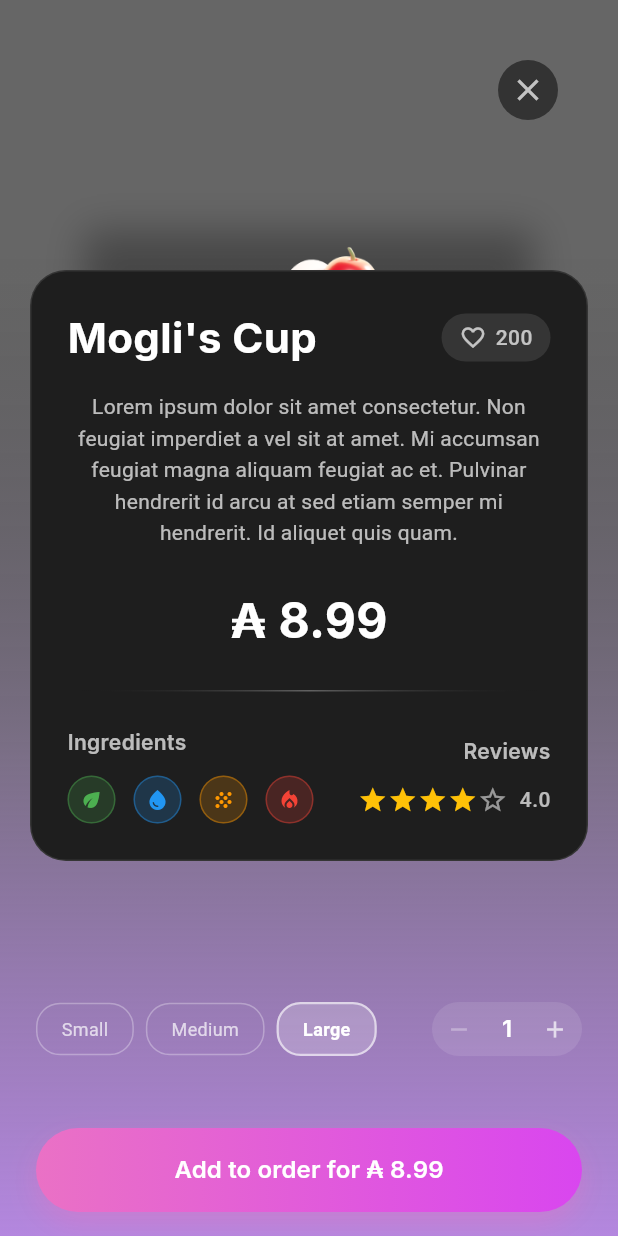
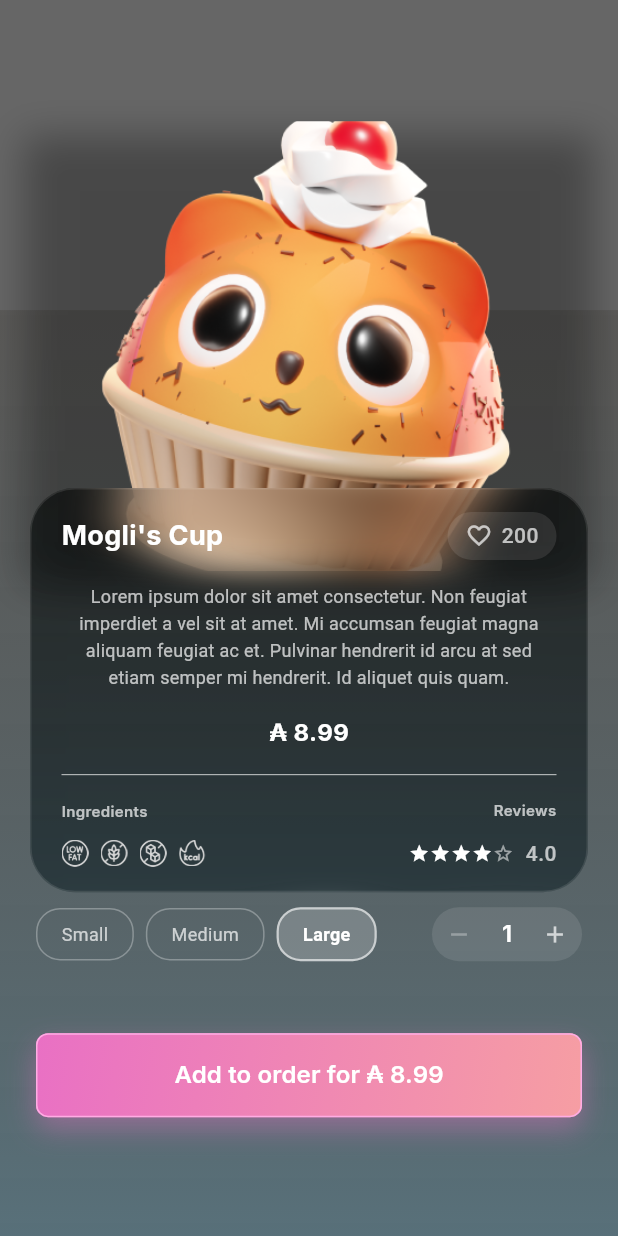
Before and after one commit to Ecky819/jp_app_final, a Flutter app: the HomeScreen screen opened by its route, after a tap on "Mogli’s Cup", on a phone screen of 412 x 824 dp. Run offline on Flutter 3.47's test engine with Material 3 defaults, Android fonts, the light colour scheme and no system bars; our stand-ins replace google_fonts, gradient_borders; missing offline and left inert: flutter_inset_box_shadow_update.

Commit message:
Diverse Änderungen

```diff
--- a/lib/features/screens/home_screen.dart
+++ b/lib/features/screens/home_screen.dart
@@ -3,7 +3,7 @@ import 'package:flutter/material.dart' hide BoxDecoration, BoxShadow;
 import 'package:flutter_inset_box_shadow_update/flutter_inset_box_shadow_update.dart';
 import 'package:gradient_borders/gradient_borders.dart';
 import 'package:google_fonts/google_fonts.dart';
-import '../widgets/snack_overlay.dart';
+import 'snack_overlay.dart';
 
 class HomeScreen extends StatelessWidget {
   const HomeScreen({super.key});
@@ -217,7 +217,7 @@ class HomeScreen extends StatelessWidget {
                             ),
                             _buildCategoryChip('Salty', true),
                             _buildCategoryChip('Sweet', false),
-                            _buildCategoryChip('Fruity', false),
+                            _buildCategoryChip('Drinks', false),
                           ],
                         ),
                       ),
--- a/lib/features/widgets/snack_overlay.dart
+++ b/lib/features/screens/snack_overlay.dart
@@ -1,4 +1,7 @@
-import 'package:flutter/material.dart';
+import 'dart:ui';
+import 'package:flutter/material.dart' hide BoxDecoration, BoxShadow;
+import 'package:flutter_inset_box_shadow_update/flutter_inset_box_shadow_update.dart';
+import 'package:gradient_borders/gradient_borders.dart';
 import 'package:google_fonts/google_fonts.dart';
 
 class SnackOverlay extends StatefulWidget {
@@ -11,9 +14,9 @@ class SnackOverlay extends StatefulWidget {
 }
 
 class _SnackOverlayState extends State<SnackOverlay>
-    with SingleTickerProviderStateMixin {
+    with TickerProviderStateMixin {
   late AnimationController _animationController;
-  late Animation<double> _slideAnimation;
+  late Animation<Offset> _slideAnimation;
   int quantity = 1;
   String selectedSize = "Large";
 
@@ -24,11 +27,17 @@ class _SnackOverlayState extends State<SnackOverlay>
       duration: const Duration(milliseconds: 300),
       vsync: this,
     );
-    _slideAnimation = Tween<double>(begin: 1.0, end: 0.0).animate(
-      CurvedAnimation(parent: _animationController, curve: Curves.easeOutCubic),
+    _slideAnimation =
+        Tween<Offset>(begin: const Offset(0.0, 1.0), end: Offset.zero).animate(
+          CurvedAnimation(parent: _animationController, curve: Curves.easeOut),
         );
 
-    _animationController.forward();
+    //_animationController.forward();
+  }
+
+  void startTransition() async {
+    await _animationController.forward();
+    _animationController.reset();
   }
 
   @override
@@ -55,8 +64,8 @@ class _SnackOverlayState extends State<SnackOverlay>
             onTap: _closeOverlay,
             child: Container(
               color: Colors.black.withValues(alpha: 0.6),
-              width: size.width,
-              height: size.height,
+              //width: size.width,
+              //height: size.height,
             ),
           ),
           // Animated overlay container
@@ -64,7 +73,7 @@ class _SnackOverlayState extends State<SnackOverlay>
             animation: _slideAnimation,
             builder: (context, child) {
               return Transform.translate(
-                offset: Offset(0, _slideAnimation.value * size.height * 0.5),
+                offset: Offset(0.0, 0.75),
                 child: Stack(
                   children: [
                     // Gradient background (80% of screen height)
@@ -73,15 +82,14 @@ class _SnackOverlayState extends State<SnackOverlay>
                       left: 0,
                       right: 0,
                       child: Container(
-                        height: size.height * 0.8,
+                        height: size.height * 0.75,
                         decoration: BoxDecoration(
                           gradient: LinearGradient(
                             begin: Alignment.topCenter,
                             end: Alignment.bottomCenter,
                             colors: [
-                              Colors.transparent,
-                              const Color(0xFFC78FFD).withValues(alpha: 0.2),
-                              const Color(0xFFC78FFD).withValues(alpha: 0.8),
+                              const Color(0xFF2F2B22).withValues(alpha: 0.2),
+                              const Color(0xFF437F97).withValues(alpha: 0.4),
                             ],
                           ),
                         ),
@@ -89,7 +97,7 @@ class _SnackOverlayState extends State<SnackOverlay>
                     ),
                     // Cupcake and selection options (layer 2)
                     Positioned(
-                      bottom: 0,
+                      bottom: 80,
                       left: 0,
                       right: 0,
                       child: Column(
@@ -100,7 +108,7 @@ class _SnackOverlayState extends State<SnackOverlay>
                             padding: const EdgeInsets.only(bottom: 200),
                             child: Center(
                               child: Container(
-                                width: 300,
+                                width: 380,
                                 height: 300,
                                 decoration: BoxDecoration(
                                   boxShadow: [
@@ -114,7 +122,6 @@ class _SnackOverlayState extends State<SnackOverlay>
                                   ],
                                 ),
                                 child: ClipRRect(
-                                  borderRadius: BorderRadius.circular(150),
                                   child: Image.asset(
                                     'assets/images/cupcake_cat.png',
                                     fit: BoxFit.cover,
@@ -258,12 +265,24 @@ class _SnackOverlayState extends State<SnackOverlay>
                               height: 56,
                               decoration: BoxDecoration(
                                 gradient: const LinearGradient(
+                                  begin: Alignment.topLeft,
+                                  end: Alignment.bottomRight,
                                   colors: [
-                                    Color(0xFFEA71C5),
-                                    Color(0xFFD946EF),
+                                    Color(0xFFE970C4),
+                                    Color(0xFFF69EA3),
                                   ],
                                 ),
-                                borderRadius: BorderRadius.circular(28),
+                                border: const GradientBoxBorder(
+                                  gradient: LinearGradient(
+                                    colors: [
+                                      Color(0x80EA71C5),
+                                      Color(0xFFFFACE4),
+                                    ],
+                                    begin: Alignment.center,
+                                    end: Alignment.center,
+                                  ),
+                                ),
+                                borderRadius: BorderRadius.circular(8),
                                 boxShadow: [
                                   BoxShadow(
                                     color: const Color(
@@ -297,24 +316,32 @@ class _SnackOverlayState extends State<SnackOverlay>
                               ),
                             ),
                           ),
-                          SizedBox(
-                            height: MediaQuery.of(context).padding.bottom + 16,
-                          ),
+                          // SizedBox(
+                          //   height: MediaQuery.of(context).padding.bottom + 16,
+                          // ),
                         ],
                       ),
                     ),
                     // Main content card (layer 3)
                     Positioned(
-                      bottom: 250, // Adjust this value to set the overlap
+                      bottom: 230, // Adjust this value to set the overlap
                       left: 20,
                       right: 20,
+                      child: ClipRRect(
+                        borderRadius: BorderRadius.circular(30),
+                        child: BackdropFilter(
+                          filter: ImageFilter.blur(sigmaX: 20, sigmaY: 10),
                           child: Container(
-                        padding: const EdgeInsets.all(24),
+                            padding: const EdgeInsets.symmetric(
+                              horizontal: 20,
+                              vertical: 15,
+                            ),
                             decoration: BoxDecoration(
-                          color: const Color(0xFF1E1E1E),
-                          borderRadius: BorderRadius.circular(24),
+                              color: Colors.transparent,
+                              borderRadius: BorderRadius.circular(30),
                               border: Border.all(
-                            color: Colors.white.withValues(alpha: 0.1),
+                                // 10% Weiß = 0x1AFFFFFF
+                                color: const Color(0x1AFFFFFF),
                                 width: 1,
                               ),
                             ),
@@ -323,12 +350,14 @@ class _SnackOverlayState extends State<SnackOverlay>
                               children: [
                                 // Header with title and likes
                                 Row(
-                              mainAxisAlignment: MainAxisAlignment.spaceBetween,
+                                  mainAxisAlignment:
+                                      MainAxisAlignment.spaceBetween,
                                   children: [
                                     Text(
                                       "Mogli's Cup",
+                                      textAlign: TextAlign.center,
                                       style: GoogleFonts.inter(
-                                    fontSize: 28,
+                                        fontSize: 18,
                                         fontWeight: FontWeight.w700,
                                         color: Colors.white,
                                       ),
@@ -339,7 +368,9 @@ class _SnackOverlayState extends State<SnackOverlay>
                                         vertical: 6,
                                       ),
                                       decoration: BoxDecoration(
-                                    color: Colors.white.withOpacity(0.1),
+                                        color: Colors.white.withValues(
+                                          alpha: 0.1,
+                                        ),
                                         borderRadius: BorderRadius.circular(20),
                                       ),
                                       child: Row(
@@ -369,70 +400,90 @@ class _SnackOverlayState extends State<SnackOverlay>
                                   "Lorem ipsum dolor sit amet consectetur. Non feugiat imperdiet a vel sit at amet. Mi accumsan feugiat magna aliquam feugiat ac et. Pulvinar hendrerit id arcu at sed etiam semper mi hendrerit. Id aliquet quis quam.",
                                   style: GoogleFonts.roboto(
                                     color: Colors.white70,
-                                fontSize: 14,
+                                    fontSize: 12,
                                     height: 1.5,
                                     letterSpacing: 0.2,
                                   ),
                                   textAlign: TextAlign.center,
                                 ),
-                            const SizedBox(height: 24),
+                                const SizedBox(height: 16),
                                 // Price
                                 Text(
                                   "₳ 8.99",
                                   style: GoogleFonts.inter(
-                                fontSize: 32,
+                                    fontSize: 16,
                                     fontWeight: FontWeight.w700,
                                     color: Colors.white,
                                   ),
                                 ),
-                            const SizedBox(height: 24),
+                                const SizedBox(height: 16),
                                 Container(
-                              height: 1,
+                                  height: 0.5,
                                   decoration: BoxDecoration(
-                                gradient: LinearGradient(
+                                    gradient: const LinearGradient(
+                                      begin: Alignment.topLeft,
+                                      end: Alignment.bottomRight,
                                       colors: [
-                                    Colors.transparent,
-                                    Colors.white.withValues(alpha: 0.3),
-                                    Colors.transparent,
+                                        Color(0xFFFFFFFF),
+                                        Color(0xFFFFFFFF),
                                       ],
                                     ),
                                   ),
                                 ),
-                            const SizedBox(height: 24),
+                                const SizedBox(height: 16),
                                 // Ingredients and Reviews
                                 Row(
-                              mainAxisAlignment: MainAxisAlignment.spaceBetween,
+                                  mainAxisAlignment:
+                                      MainAxisAlignment.spaceBetween,
                                   children: [
                                     // Ingredients
                                     Column(
-                                  crossAxisAlignment: CrossAxisAlignment.start,
+                                      crossAxisAlignment:
+                                          CrossAxisAlignment.start,
                                       children: [
                                         Text(
                                           "Ingredients",
                                           style: GoogleFonts.inter(
-                                        fontSize: 14,
+                                            fontSize: 10,
                                             fontWeight: FontWeight.w600,
                                             color: Colors.white70,
                                           ),
                                         ),
                                         const SizedBox(height: 12),
                                         Row(
+                                          mainAxisAlignment:
+                                              MainAxisAlignment.spaceBetween,
                                           children: [
-                                        _buildIngredientIcon(
-                                          Icons.eco,
-                                          Colors.green,
+                                            SizedBox(
+                                              width: 18,
+                                              height: 18,
+                                              child: Image.asset(
+                                                'assets/icons/low_fat.png',
                                               ),
-                                        _buildIngredientIcon(
-                                          Icons.water_drop,
-                                          Colors.blue,
                                             ),
-                                        _buildIngredientIcon(
-                                          Icons.grain,
-                                          Colors.orange,
+                                            const SizedBox(width: 8),
+                                            SizedBox(
+                                              width: 18,
+                                              height: 18,
+                                              child: Image.asset(
+                                                'assets/icons/no_gluten.png',
                                               ),
-                                        _buildIngredientIcon(
-                                          Icons.local_fire_department,
-                                          Colors.red,
+                                            ),
+                                            const SizedBox(width: 8),
+                                            SizedBox(
+                                              width: 18,
+                                              height: 18,
+                                              child: Image.asset(
+                                                'assets/icons/no_sugar.png',
+                                              ),
+                                            ),
+                                            const SizedBox(width: 8),
+                                            SizedBox(
+                                              width: 18,
+                                              height: 18,
+                                              child: Image.asset(
+                                                'assets/icons/kcal.png',
+                                              ),
                                             ),
                                           ],
                                         ),
@@ -440,12 +491,13 @@ class _SnackOverlayState extends State<SnackOverlay>
                                     ),
                                     // Reviews
                                     Column(
-                                  crossAxisAlignment: CrossAxisAlignment.end,
+                                      crossAxisAlignment:
+                                          CrossAxisAlignment.end,
                                       children: [
                                         Text(
                                           "Reviews",
                                           style: GoogleFonts.inter(
-                                        fontSize: 14,
+                                            fontSize: 10,
                                             fontWeight: FontWeight.w600,
                                             color: Colors.white70,
                                           ),
@@ -457,13 +509,13 @@ class _SnackOverlayState extends State<SnackOverlay>
                                               4,
                                               (index) => const Icon(
                                                 Icons.star,
-                                            size: 20,
-                                            color: Colors.amber,
+                                                size: 14,
+                                                color: Colors.white,
                                               ),
                                             ),
                                             const Icon(
                                               Icons.star_border,
-                                          size: 20,
+                                              size: 14,
                                               color: Colors.white54,
                                             ),
                                             const SizedBox(width: 8),
@@ -486,24 +538,6 @@ class _SnackOverlayState extends State<SnackOverlay>
                           ),
                         ),
                         // Close button
-                    Positioned(
-                      top: 40,
-                      right: 40,
-                      child: GestureDetector(
-                        onTap: _closeOverlay,
-                        child: Container(
-                          width: 40,
-                          height: 40,
-                          decoration: BoxDecoration(
-                            color: Colors.black.withValues(alpha: 0.5),
-                            borderRadius: BorderRadius.circular(20),
-                          ),
-                          child: const Icon(
-                            Icons.close,
-                            color: Colors.white70,
-                            size: 24,
-                          ),
-                        ),
                       ),
                     ),
                   ],
@@ -553,20 +587,4 @@ class _SnackOverlayState extends State<SnackOverlay>
       ),
     );
   }
-
-  Widget _buildIngredientIcon(IconData icon, Color color) {
-    return Padding(
-      padding: const EdgeInsets.only(right: 12),
-      child: Container(
-        width: 32,
-        height: 32,
-        decoration: BoxDecoration(
-          color: color.withValues(alpha: 0.2),
-          borderRadius: BorderRadius.circular(16),
-          border: Border.all(color: color.withValues(alpha: 0.4), width: 1),
-        ),
-        child: Icon(icon, size: 16, color: color),
-      ),
-    );
 }
-}
--- a/pubspec.yaml
+++ b/pubspec.yaml
@@ -40,7 +40,10 @@ flutter:
 
     - assets/icons/currency.png
     - assets/icons/lunch.png
-
+    - assets/icons/low_fat.png
+    - assets/icons/no_gluten.png
+    - assets/icons/no_sugar.png
+    - assets/icons/kcal.png
   fonts:
     - family: SF Pro
       fonts:
```
Also changed, not shown: lib/features/screens/splash_screen.dart (+109 -12 lines), lib/features/widgets/background_image.dart (added, +12 -0 lines), lib/features/widgets/foreground_image.dart (added, +33 -0 lines), lib/features/widgets/glass_card.dart (added, +128 -0 lines), lib/features/widgets/hero_image.dart (added, +36 -0 lines), assets/icons/kcal.png (added), assets/icons/low_fat.png (added), assets/icons/no_gluten.png (added), assets/icons/no_sugar.png (added), lib/features/widgets/build_size_chip.dart (added). Lines whose indentation alone changed are shown as unchanged.
